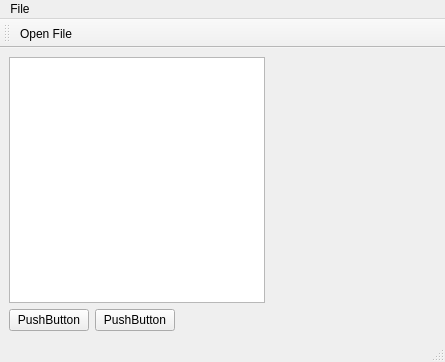
Above: mainwindow.ui from 2025-GROUP-1/2025_GROUP_1 before the change. Below: the same form after it.
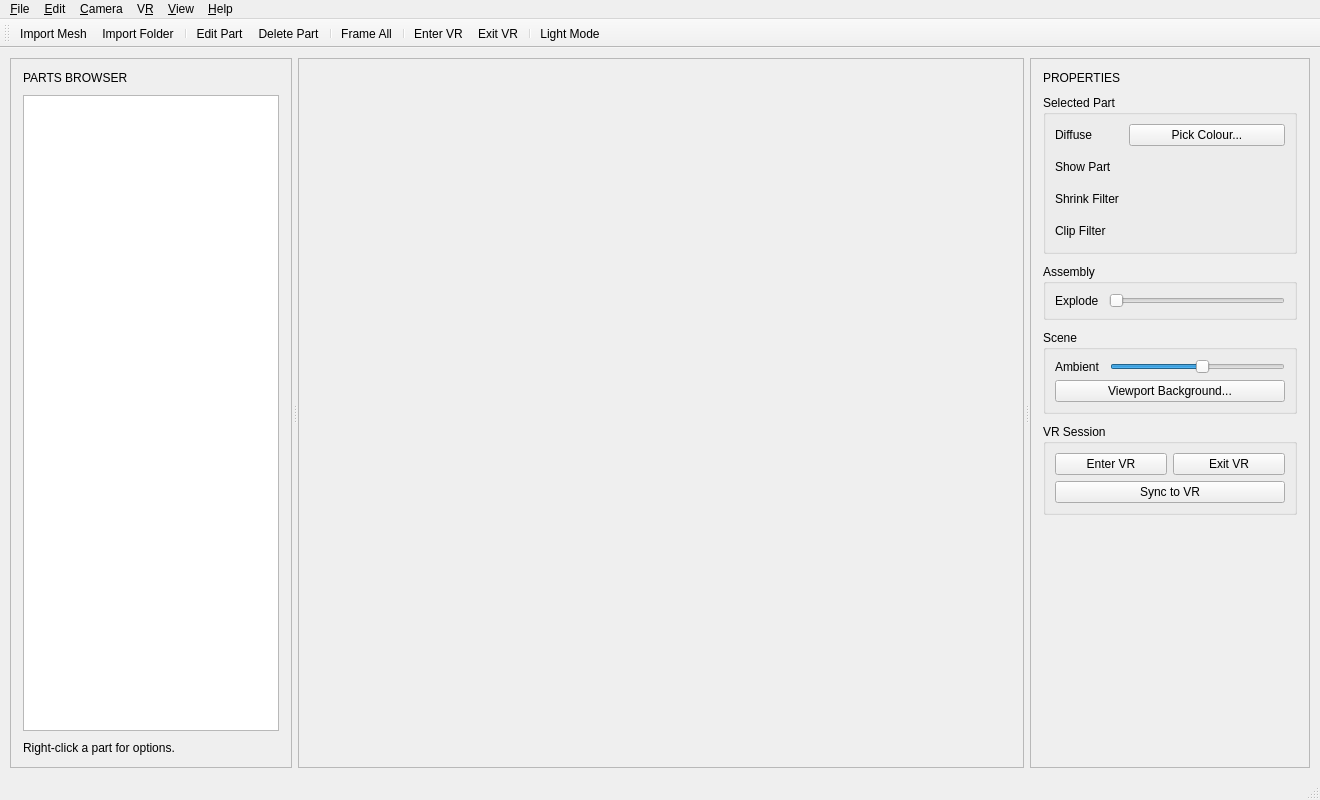
That is the form after the change. Icons and pictures are not drawn. Custom widgets are drawn as their Qt base class.

```diff
--- a/mainwindow.ui
+++ b/mainwindow.ui
@@ -6,78 +6,405 @@
    <rect>
     <x>0</x>
     <y>0</y>
-    <width>445</width>
-    <height>362</height>
+				<width>1320</width>
+				<height>800</height>
    </rect>
   </property>
   <property name="windowTitle">
-   <string>MainWindow</string>
+			<string>VR Base Station</string>
   </property>
   <widget class="QWidget" name="centralwidget">
-   <layout class="QVBoxLayout" name="verticalLayout">
+			<layout class="QHBoxLayout" name="centralLayout">
+				<property name="spacing">
+					<number>10</number>
+				</property>
+				<property name="leftMargin">
+					<number>10</number>
+				</property>
+				<property name="topMargin">
+					<number>10</number>
+				</property>
+				<property name="rightMargin">
+					<number>10</number>
+				</property>
+				<property name="bottomMargin">
+					<number>10</number>
+				</property>
     <item>
-     <layout class="QHBoxLayout" name="horizontalLayout">
+					<widget class="QSplitter" name="mainSplitter">
+						<property name="orientation">
+							<enum>Qt::Orientation::Horizontal</enum>
+						</property>
+						<property name="handleWidth">
+							<number>6</number>
+						</property>
+						<property name="childrenCollapsible">
+							<bool>false</bool>
+						</property>
+						<widget class="QFrame" name="browserFrame">
+							<property name="minimumSize">
+								<size>
+									<width>240</width>
+									<height>0</height>
+								</size>
+							</property>
+							<property name="frameShape">
+								<enum>QFrame::Shape::StyledPanel</enum>
+							</property>
+							<layout class="QVBoxLayout" name="browserLayout">
+								<property name="spacing">
+									<number>10</number>
+								</property>
+								<property name="leftMargin">
+									<number>12</number>
+								</property>
+								<property name="topMargin">
+									<number>12</number>
+								</property>
+								<property name="rightMargin">
+									<number>12</number>
+								</property>
+								<property name="bottomMargin">
+									<number>12</number>
+								</property>
+								<item>
+									<widget class="QLabel" name="browserHeading">
+										<property name="text">
+											<string>PARTS BROWSER</string>
+										</property>
+									</widget>
+								</item>
       <item>
        <widget class="QTreeView" name="treeView">
-        <property name="sizePolicy">
-         <sizepolicy hsizetype="Fixed" vsizetype="Expanding">
-          <horstretch>0</horstretch>
-          <verstretch>0</verstretch>
-         </sizepolicy>
-        </property>
         <property name="contextMenuPolicy">
          <enum>Qt::ContextMenuPolicy::ActionsContextMenu</enum>
         </property>
-       </widget>
-      </item>
+										<property name="alternatingRowColors">
+											<bool>true</bool>
+										</property>
+										<property name="rootIsDecorated">
+											<bool>true</bool>
+										</property>
+									</widget>
+								</item>
+								<item>
+									<widget class="QLabel" name="browserHint">
+										<property name="text">
+											<string>Right-click a part for options.</string>
+										</property>
+										<property name="wordWrap">
+											<bool>true</bool>
+										</property>
+									</widget>
+								</item>
+							</layout>
+						</widget>
+						<widget class="QFrame" name="viewportFrame">
+							<property name="sizePolicy">
+								<sizepolicy hsizetype="Expanding" vsizetype="Expanding">
+									<horstretch>2</horstretch>
+									<verstretch>0</verstretch>
+								</sizepolicy>
+							</property>
+							<property name="frameShape">
+								<enum>QFrame::Shape::StyledPanel</enum>
+							</property>
+							<layout class="QVBoxLayout" name="viewportLayout">
+								<property name="spacing">
+									<number>0</number>
+								</property>
+								<property name="leftMargin">
+									<number>2</number>
+								</property>
+								<property name="topMargin">
+									<number>2</number>
+								</property>
+								<property name="rightMargin">
+									<number>2</number>
+								</property>
+								<property name="bottomMargin">
+									<number>2</number>
+								</property>
       <item>
        <widget class="QVTKOpenGLNativeWidget" name="vtkWidget" native="true">
         <property name="sizePolicy">
          <sizepolicy hsizetype="Expanding" vsizetype="Expanding">
-          <horstretch>0</horstretch>
-          <verstretch>0</verstretch>
+												<horstretch>1</horstretch>
+												<verstretch>1</verstretch>
          </sizepolicy>
         </property>
         <property name="minimumSize">
          <size>
-          <width>0</width>
+												<width>400</width>
+												<height>300</height>
+											</size>
+										</property>
+									</widget>
+								</item>
+							</layout>
+						</widget>
+						<widget class="QFrame" name="propertiesFrame">
+							<property name="minimumSize">
+								<size>
+									<width>280</width>
           <height>0</height>
          </size>
         </property>
-       </widget>
-      </item>
-     </layout>
+							<property name="frameShape">
+								<enum>QFrame::Shape::StyledPanel</enum>
+							</property>
+							<layout class="QVBoxLayout" name="propertiesLayout">
+								<property name="spacing">
+									<number>10</number>
+								</property>
+								<property name="leftMargin">
+									<number>12</number>
+								</property>
+								<property name="topMargin">
+									<number>12</number>
+								</property>
+								<property name="rightMargin">
+									<number>12</number>
+								</property>
+								<property name="bottomMargin">
+									<number>12</number>
+								</property>
+								<item>
+									<widget class="QLabel" name="propertiesHeading">
+										<property name="text">
+											<string>PROPERTIES</string>
+										</property>
+									</widget>
+								</item>
+								<item>
+									<widget class="QGroupBox" name="groupPart">
+										<property name="title">
+											<string>Selected Part</string>
+										</property>
+										<layout class="QFormLayout" name="groupPartLayout">
+											<property name="horizontalSpacing">
+												<number>10</number>
+											</property>
+											<property name="verticalSpacing">
+												<number>10</number>
+											</property>
+											<item row="0" column="0">
+												<widget class="QLabel" name="labelDiffuse">
+													<property name="text">
+														<string>Diffuse</string>
+													</property>
+												</widget>
+											</item>
+											<item row="0" column="1">
+												<widget class="QPushButton" name="buttonDiffuseColour">
+													<property name="text">
+														<string>Pick Colour...</string>
+													</property>
+												</widget>
+											</item>
+											<item row="1" column="0">
+												<widget class="QLabel" name="labelShow">
+													<property name="text">
+														<string>Show Part</string>
+													</property>
+												</widget>
+											</item>
+											<item row="1" column="1">
+												<widget class="QCheckBox" name="checkShowPart">
+													<property name="cursor">
+														<cursorShape>PointingHandCursor</cursorShape>
+													</property>
+													<property name="styleSheet">
+														<string notr="true">QCheckBox::indicator { width: 44px; height: 22px; border-radius: 11px; }</string>
+													</property>
+													<property name="text">
+														<string/>
+													</property>
+												</widget>
+											</item>
+											<item row="2" column="0">
+												<widget class="QLabel" name="labelShrink">
+													<property name="text">
+														<string>Shrink Filter</string>
+													</property>
+												</widget>
+											</item>
+											<item row="2" column="1">
+												<widget class="QCheckBox" name="toggleShrink">
+													<property name="cursor">
+														<cursorShape>PointingHandCursor</cursorShape>
+													</property>
+													<property name="styleSheet">
+														<string notr="true">QCheckBox::indicator { width: 44px; height: 22px; border-radius: 11px; }</string>
+													</property>
+													<property name="text">
+														<string/>
+													</property>
+												</widget>
+											</item>
+											<item row="3" column="0">
+												<widget class="QLabel" name="labelClip">
+													<property name="text">
+														<string>Clip Filter</string>
+													</property>
+												</widget>
+											</item>
+											<item row="3" column="1">
+												<widget class="QCheckBox" name="toggleClip">
+													<property name="cursor">
+														<cursorShape>PointingHandCursor</cursorShape>
+													</property>
+													<property name="styleSheet">
+														<string notr="true">QCheckBox::indicator { width: 44px; height: 22px; border-radius: 11px; }</string>
+													</property>
+													<property name="text">
+														<string/>
+													</property>
+												</widget>
+											</item>
+										</layout>
+									</widget>
     </item>
     <item>
-     <layout class="QHBoxLayout" name="horizontalLayout_2">
+									<widget class="QGroupBox" name="groupAssembly">
+										<property name="title">
+											<string>Assembly</string>
+										</property>
+										<layout class="QFormLayout" name="groupAssemblyLayout">
+											<property name="horizontalSpacing">
+												<number>10</number>
+											</property>
+											<property name="verticalSpacing">
+												<number>10</number>
+											</property>
+											<item row="0" column="0">
+												<widget class="QLabel" name="labelExplode">
+													<property name="text">
+														<string>Explode</string>
+													</property>
+												</widget>
+											</item>
+											<item row="0" column="1">
+												<widget class="QSlider" name="sliderExplode">
+													<property name="toolTip">
+														<string>Move all parts radially outward from the assembly centre</string>
+													</property>
+													<property name="minimum">
+														<number>0</number>
+													</property>
+													<property name="maximum">
+														<number>100</number>
+													</property>
+													<property name="value">
+														<number>0</number>
+													</property>
+													<property name="orientation">
+														<enum>Qt::Orientation::Horizontal</enum>
+													</property>
+												</widget>
+											</item>
+										</layout>
+									</widget>
+								</item>
       <item>
-       <widget class="QPushButton" name="pushButton">
+									<widget class="QGroupBox" name="groupScene">
+										<property name="title">
+											<string>Scene</string>
+										</property>
+										<layout class="QVBoxLayout" name="groupSceneLayout">
+											<item>
+												<layout class="QFormLayout" name="sceneFormLayout">
+													<property name="horizontalSpacing">
+														<number>10</number>
+													</property>
+													<property name="verticalSpacing">
+														<number>10</number>
+													</property>
+													<item row="0" column="0">
+														<widget class="QLabel" name="labelBrightness">
         <property name="text">
-         <string>PushButton</string>
+																<string>Ambient</string>
         </property>
        </widget>
       </item>
+													<item row="0" column="1">
+														<widget class="QSlider" name="sliderBrightness">
+															<property name="minimum">
+																<number>0</number>
+															</property>
+															<property name="maximum">
+																<number>100</number>
+															</property>
+															<property name="value">
+																<number>53</number>
+															</property>
+															<property name="orientation">
+																<enum>Qt::Orientation::Horizontal</enum>
+															</property>
+														</widget>
+													</item>
+												</layout>
+											</item>
       <item>
-       <widget class="QPushButton" name="pushButton_2">
+												<widget class="QPushButton" name="buttonViewportBackground">
         <property name="text">
-         <string>PushButton</string>
+														<string>Viewport Background...</string>
         </property>
        </widget>
       </item>
+										</layout>
+									</widget>
+								</item>
       <item>
-       <spacer name="horizontalSpacer">
+									<widget class="QGroupBox" name="groupVR">
+										<property name="title">
+											<string>VR Session</string>
+										</property>
+										<layout class="QVBoxLayout" name="groupVRLayout">
+											<item>
+												<layout class="QHBoxLayout" name="vrButtonsLayout">
+													<item>
+														<widget class="QPushButton" name="buttonEnterVR">
+															<property name="text">
+																<string>Enter VR</string>
+															</property>
+														</widget>
+													</item>
+													<item>
+														<widget class="QPushButton" name="buttonExitVR">
+															<property name="text">
+																<string>Exit VR</string>
+															</property>
+														</widget>
+													</item>
+												</layout>
+											</item>
+											<item>
+												<widget class="QPushButton" name="buttonSyncVR">
+													<property name="text">
+														<string>Sync to VR</string>
+													</property>
+												</widget>
+											</item>
+										</layout>
+									</widget>
+								</item>
+								<item>
+									<spacer>
         <property name="orientation">
-         <enum>Qt::Orientation::Horizontal</enum>
+											<enum>Qt::Orientation::Vertical</enum>
         </property>
         <property name="sizeHint" stdset="0">
          <size>
-          <width>785</width>
-          <height>20</height>
+												<width>20</width>
+												<height>40</height>
          </size>
         </property>
        </spacer>
       </item>
      </layout>
+						</widget>
+					</widget>
     </item>
    </layout>
   </widget>
@@ -86,22 +413,62 @@
     <rect>
      <x>0</x>
      <y>0</y>
-     <width>445</width>
+					<width>1320</width>
      <height>17</height>
     </rect>
    </property>
    <widget class="QMenu" name="menuFile">
     <property name="title">
-     <string>File</string>
-    </property>
-    <addaction name="actionOpen_File"/>
+					<string>&amp;File</string>
+				</property>
+				<addaction name="actionImport_Mesh"/>
+				<addaction name="actionImport_Folder"/>
+				<addaction name="separator"/>
+				<addaction name="actionExit"/>
+			</widget>
+			<widget class="QMenu" name="menuEdit">
+				<property name="title">
+					<string>&amp;Edit</string>
+				</property>
+				<addaction name="actionEdit_Part"/>
+				<addaction name="actionDelete_Part"/>
+			</widget>
+			<widget class="QMenu" name="menuCamera">
+				<property name="title">
+					<string>&amp;Camera</string>
+				</property>
+				<addaction name="actionFrame_All"/>
+			</widget>
+			<widget class="QMenu" name="menuVR">
+				<property name="title">
+					<string>V&amp;R</string>
+				</property>
+				<addaction name="actionEnter_VR"/>
+				<addaction name="actionExit_VR"/>
+			</widget>
+			<widget class="QMenu" name="menuView">
+				<property name="title">
+					<string>&amp;View</string>
+				</property>
+				<addaction name="actionToggle_Theme"/>
+			</widget>
+			<widget class="QMenu" name="menuHelp">
+				<property name="title">
+					<string>&amp;Help</string>
+				</property>
+				<addaction name="actionAbout"/>
    </widget>
    <addaction name="menuFile"/>
+			<addaction name="menuEdit"/>
+			<addaction name="menuCamera"/>
+			<addaction name="menuVR"/>
+			<addaction name="menuView"/>
+			<addaction name="menuHelp"/>
   </widget>
   <widget class="QStatusBar" name="statusbar"/>
   <widget class="QToolBar" name="toolBar">
    <property name="windowTitle">
-    <string>toolBar</string>
+				<string>Main Toolbar</string>
    </property>
    <attribute name="toolBarArea">
     <enum>TopToolBarArea</enum>
@@ -109,28 +476,149 @@
    <attribute name="toolBarBreak">
     <bool>false</bool>
    </attribute>
-   <addaction name="actionOpen_File"/>
-  </widget>
-  <action name="actionOpen_File">
+			<addaction name="actionImport_Mesh"/>
+			<addaction name="actionImport_Folder"/>
+			<addaction name="separator"/>
+			<addaction name="actionEdit_Part"/>
+			<addaction name="actionDelete_Part"/>
+			<addaction name="separator"/>
+			<addaction name="actionFrame_All"/>
+			<addaction name="separator"/>
+			<addaction name="actionEnter_VR"/>
+			<addaction name="actionExit_VR"/>
+			<addaction name="separator"/>
+			<addaction name="actionToggle_Theme"/>
+		</widget>
+		<action name="actionImport_Mesh">
    <property name="icon">
-    <iconset resource="icons.qrc">
-     <normaloff>:/icons/fileopen.png</normaloff>:/icons/fileopen.png</iconset>
+				<iconset>
+					<normaloff>:/icons/fileopen.png</normaloff>:/icons/fileopen.png
+				</iconset>
    </property>
    <property name="text">
-    <string>Open File</string>
-   </property>
+				<string>&amp;Import Mesh...</string>
+			</property>
+			<property name="toolTip">
+				<string>Import an STL mesh (Ctrl+I)</string>
+			</property>
+			<property name="shortcut">
+				<string>Ctrl+I</string>
+			</property>
    <property name="menuRole">
     <enum>QAction::MenuRole::NoRole</enum>
    </property>
   </action>
-  <action name="actionItem_Options">
+		<action name="actionImport_Folder">
    <property name="text">
-    <string>Item Options</string>
-   </property>
+				<string>Import &amp;Folder...</string>
+			</property>
+			<property name="toolTip">
+				<string>Import every STL in a folder (Ctrl+Shift+I)</string>
+			</property>
+			<property name="shortcut">
+				<string>Ctrl+Shift+I</string>
+			</property>
    <property name="menuRole">
     <enum>QAction::MenuRole::NoRole</enum>
    </property>
   </action>
+		<action name="actionExit">
+			<property name="text">
+				<string>E&amp;xit</string>
+			</property>
+			<property name="shortcut">
+				<string>Ctrl+Q</string>
+			</property>
+			<property name="menuRole">
+				<enum>QAction::MenuRole::QuitRole</enum>
+			</property>
+		</action>
+		<action name="actionEdit_Part">
+			<property name="text">
+				<string>&amp;Edit Part...</string>
+			</property>
+			<property name="toolTip">
+				<string>Edit the selected part (Enter)</string>
+			</property>
+			<property name="shortcut">
+				<string>Return</string>
+			</property>
+			<property name="menuRole">
+				<enum>QAction::MenuRole::NoRole</enum>
+			</property>
+		</action>
+		<action name="actionDelete_Part">
+			<property name="text">
+				<string>&amp;Delete Part</string>
+			</property>
+			<property name="toolTip">
+				<string>Delete the selected part (Del)</string>
+			</property>
+			<property name="shortcut">
+				<string>Del</string>
+			</property>
+			<property name="menuRole">
+				<enum>QAction::MenuRole::NoRole</enum>
+			</property>
+		</action>
+		<action name="actionFrame_All">
+			<property name="text">
+				<string>&amp;Frame All</string>
+			</property>
+			<property name="toolTip">
+				<string>Fit camera to all parts (F)</string>
+			</property>
+			<property name="shortcut">
+				<string>F</string>
+			</property>
+			<property name="menuRole">
+				<enum>QAction::MenuRole::NoRole</enum>
+			</property>
+		</action>
+		<action name="actionEnter_VR">
+			<property name="text">
+				<string>&amp;Enter VR</string>
+			</property>
+			<property name="toolTip">
+				<string>Start the VR rendering thread</string>
+			</property>
+			<property name="menuRole">
+				<enum>QAction::MenuRole::NoRole</enum>
+			</property>
+		</action>
+		<action name="actionExit_VR">
+			<property name="text">
+				<string>E&amp;xit VR</string>
+			</property>
+			<property name="toolTip">
+				<string>Stop the VR rendering thread</string>
+			</property>
+			<property name="menuRole">
+				<enum>QAction::MenuRole::NoRole</enum>
+			</property>
+		</action>
+		<action name="actionToggle_Theme">
+			<property name="text">
+				<string>Light Mode</string>
+			</property>
+			<property name="toolTip">
+				<string>Switch between dark and light themes (Ctrl+T)</string>
+			</property>
+			<property name="shortcut">
+				<string>Ctrl+T</string>
+			</property>
+			<property name="menuRole">
+				<enum>QAction::MenuRole::NoRole</enum>
+			</property>
+		</action>
+		<action name="actionAbout">
+			<property name="text">
+				<string>&amp;About</string>
+			</property>
+			<property name="menuRole">
+				<enum>QAction::MenuRole::AboutRole</enum>
+			</property>
+		</action>
  </widget>
  <customwidgets>
   <customwidget>
```
Left out of the diff: 51 changed lines with no effect on the pictures. Lines whose indentation alone changed are shown as unchanged.
